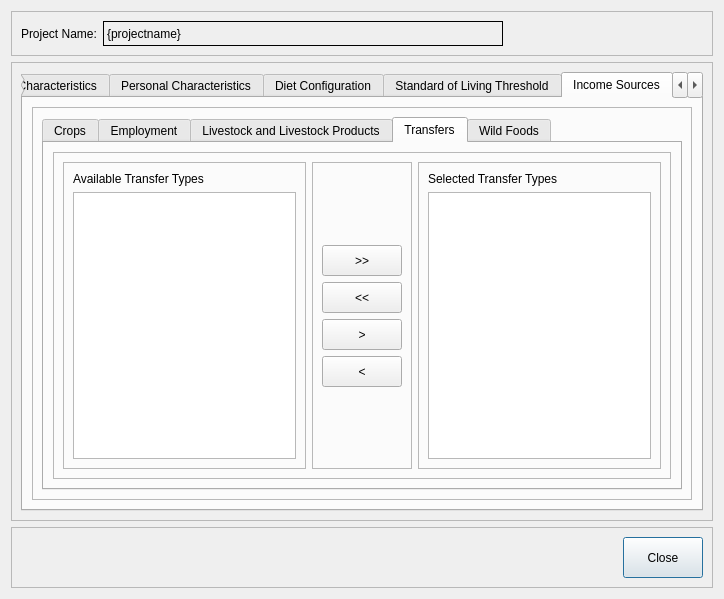
snim2mirror/openihm, file src/openihm/gui/designs/ui_projectconfiguration.ui: the form before one commit.
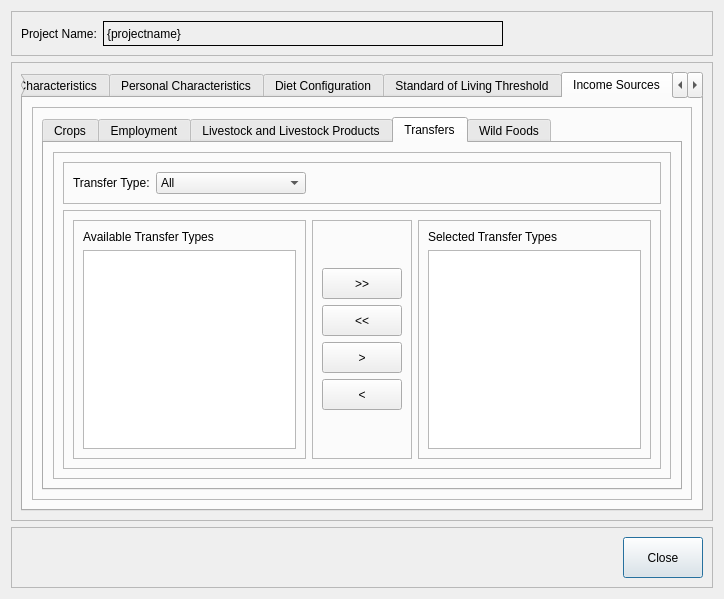
The form after the commit. The open tabs and pages were chosen to show the change.

Commit message: Project configuration: allowed selection of type of transfers to configure

The edit to the form file:
```diff
--- a/src/openihm/gui/designs/ui_projectconfiguration.ui
+++ b/src/openihm/gui/designs/ui_projectconfiguration.ui
@@ -95,7 +95,7 @@
       <item row="0" column="0">
        <widget class="QTabWidget" name="tabProject">
         <property name="currentIndex">
-         <number>5</number>
+         <number>4</number>
         </property>
         <widget class="QWidget" name="tabProjectHouseholdCharacteristics">
          <attribute name="title">
@@ -902,7 +902,7 @@
                 <enum>QTabWidget::North</enum>
                </property>
                <property name="currentIndex">
-                <number>4</number>
+                <number>0</number>
                </property>
                <widget class="QWidget" name="tabCrops">
                 <attribute name="title">
@@ -1418,8 +1418,8 @@
                    <property name="frameShadow">
                     <enum>QFrame::Raised</enum>
                    </property>
-                   <layout class="QHBoxLayout" name="horizontalLayout_8">
-                    <item>
+                   <layout class="QGridLayout" name="gridLayout_53">
+                    <item row="0" column="0">
                      <widget class="QFrame" name="frame_36">
                       <property name="frameShape">
                        <enum>QFrame::StyledPanel</enum>
@@ -1427,6 +1427,72 @@
                       <property name="frameShadow">
                        <enum>QFrame::Raised</enum>
                       </property>
+                      <layout class="QGridLayout" name="gridLayout_52">
+                       <item row="0" column="0">
+                        <widget class="QLabel" name="label_19">
+                         <property name="text">
+                          <string>Transfer Type:</string>
+                         </property>
+                        </widget>
+                       </item>
+                       <item row="0" column="1">
+                        <widget class="QComboBox" name="cmbTransferType">
+                         <property name="minimumSize">
+                          <size>
+                           <width>150</width>
+                           <height>0</height>
+                          </size>
+                         </property>
+                         <item>
+                          <property name="text">
+                           <string>All</string>
+                          </property>
+                         </item>
+                         <item>
+                          <property name="text">
+                           <string>Unofficial</string>
+                          </property>
+                         </item>
+                         <item>
+                          <property name="text">
+                           <string>Official</string>
+                          </property>
+                         </item>
+                        </widget>
+                       </item>
+                       <item row="0" column="2">
+                        <spacer name="horizontalSpacer_8">
+                         <property name="orientation">
+                          <enum>Qt::Horizontal</enum>
+                         </property>
+                         <property name="sizeHint" stdset="0">
+                          <size>
+                           <width>40</width>
+                           <height>20</height>
+                          </size>
+                         </property>
+                        </spacer>
+                       </item>
+                      </layout>
+                     </widget>
+                    </item>
+                    <item row="1" column="0">
+                     <widget class="QFrame" name="frame_37">
+                      <property name="frameShape">
+                       <enum>QFrame::StyledPanel</enum>
+                      </property>
+                      <property name="frameShadow">
+                       <enum>QFrame::Raised</enum>
+                      </property>
+                      <layout class="QGridLayout" name="gridLayout_51">
+                       <item row="0" column="0">
+                        <widget class="QFrame" name="frame_38">
+                         <property name="frameShape">
+                          <enum>QFrame::StyledPanel</enum>
+                         </property>
+                         <property name="frameShadow">
+                          <enum>QFrame::Raised</enum>
+                         </property>
                       <layout class="QGridLayout" name="gridLayout_37">
                        <item row="0" column="0">
                         <widget class="QLabel" name="label_32">
@@ -1448,8 +1514,8 @@
                       </layout>
                      </widget>
                     </item>
-                    <item>
-                     <widget class="QFrame" name="frame_38">
+                       <item row="0" column="1">
+                        <widget class="QFrame" name="frame_49">
                       <property name="frameShape">
                        <enum>QFrame::StyledPanel</enum>
                       </property>
@@ -1538,8 +1604,8 @@
                       </layout>
                      </widget>
                     </item>
-                    <item>
-                     <widget class="QFrame" name="frame_37">
+                       <item row="0" column="2">
+                        <widget class="QFrame" name="frame_50">
                       <property name="frameShape">
                        <enum>QFrame::StyledPanel</enum>
                       </property>
@@ -1572,6 +1638,9 @@
                  </item>
                 </layout>
                </widget>
+                 </item>
+                </layout>
+               </widget>
                <widget class="QWidget" name="tabWildFoods">
                 <attribute name="title">
                  <string>Wild Foods</string>
```
Left out of the diff: 213 changed lines with no effect on the pictures. Lines whose indentation alone changed are shown as unchanged. The commit also changes 2 other files.
